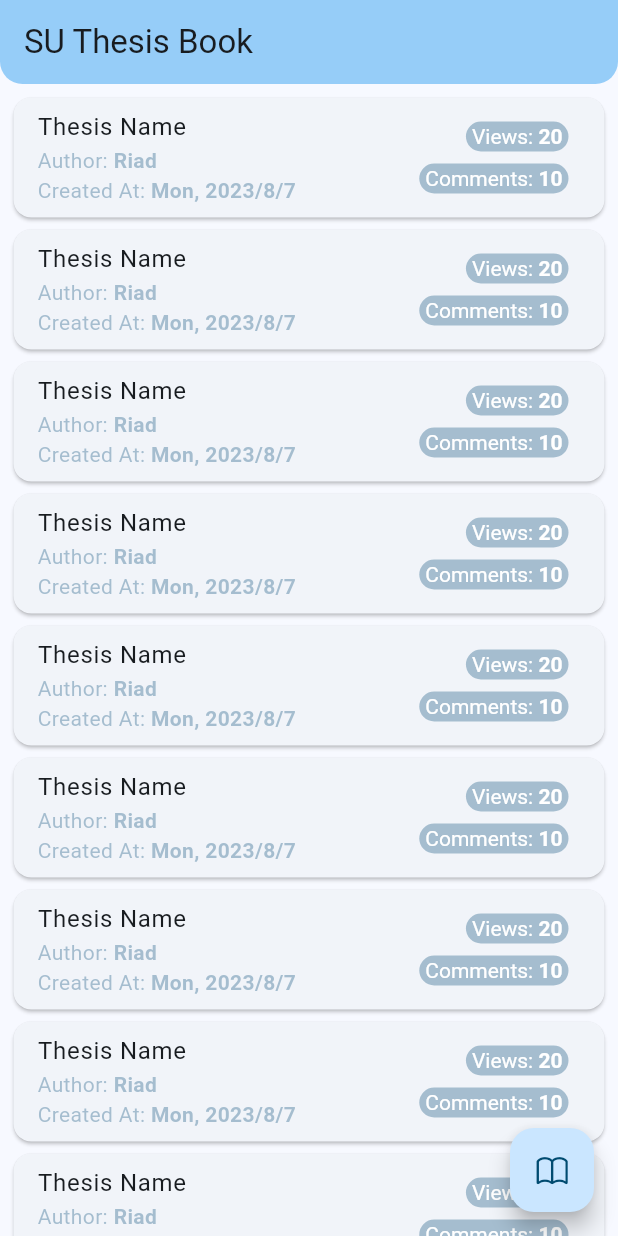
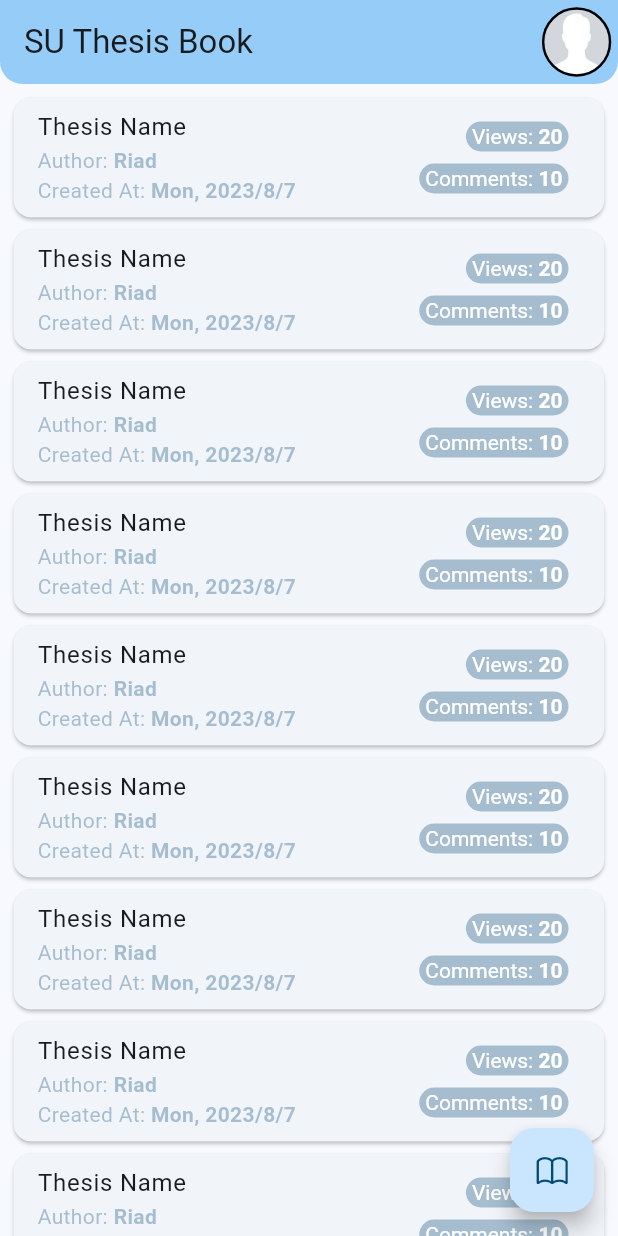
Before and after one commit to metaspook/su_research_and_thesis_book, a Flutter app: the screen it shows after launch, on a phone screen of 412 x 824 dp. Run offline on Flutter 3.47's test engine with Material 2 defaults, Android fonts, the phone set to English and light mode, and no system bars; our stand-ins replace bloc, cached_network_image, equatable, flutter_bloc, google_fonts; missing offline and left inert: flutter_cached_pdfview; generated files the repository leaves out were written again; Roboto replaces fonts that are missing (Ubuntu).

Commit message:
add widget halo_avatar

```diff
--- a/lib/modules/home/view/home_view.dart
+++ b/lib/modules/home/view/home_view.dart
@@ -3,6 +3,7 @@ import 'package:flutter/material.dart';
 import 'package:su_thesis_book/l10n/l10n.dart';
 import 'package:su_thesis_book/modules/home/home.dart';
 import 'package:su_thesis_book/shared/shared.dart';
+import 'package:su_thesis_book/shared/widgets/halo_avatar.dart';
 import 'package:su_thesis_book/utils/extensions.dart';
 
 class HomeView extends StatelessWidget {
@@ -20,6 +21,15 @@ class HomeView extends StatelessWidget {
             snap: true,
             shape: context.theme.appBarTheme.shape,
             title: Text(l10n.homeAppBarTitle),
+            actions: [
+              Padding(
+                padding: const EdgeInsets.only(right: 4.5),
+                child: GestureDetector(
+                  onTap: () {},
+                  child: const ProfileAvatar(),
+                ),
+              ),
+            ],
           )
         ],
         body: ListView.builder(
--- /dev/null
+++ b/lib/shared/widgets/halo_avatar.dart
@@ -0,0 +1,69 @@
+// import 'package:beezness/utils/utils.dart';
+import 'package:cached_network_image/cached_network_image.dart';
+import 'package:flutter/material.dart';
+import 'package:su_thesis_book/gen/assets.gen.dart';
+
+/// Returns a new color that matches this color with the alpha channel
+/// replaced with the given `size` (which ranges from 0.0 to 1.0).
+///
+/// Out of range values will have unexpected effects.
+class ProfileAvatar extends StatelessWidget {
+  const ProfileAvatar({
+    super.key,
+    this.imagePath,
+    this.size = .825,
+    this.haloAccent = const Color(0xFF000000),
+    this.errorColor,
+  });
+
+  final String? imagePath;
+  final double size;
+  final Color haloAccent;
+  final Color? errorColor;
+
+  @override
+  Widget build(BuildContext context) {
+    return imagePath == null
+        ? _imageContainer(
+            context,
+            const $AssetsImagesGen().placeholderUser01.provider(),
+          )
+        : CachedNetworkImage(
+            imageUrl: imagePath!,
+            imageBuilder: _imageContainer,
+            placeholder: (context, url) => CircularProgressIndicator(
+              strokeWidth: _haloWidth,
+              color: haloAccent.withOpacity(.75),
+            ),
+            errorWidget: (context, url, error) => Icon(
+              Icons.error,
+              color: errorColor,
+            ),
+          );
+  }
+
+  double get _size {
+    assert(size >= 0.0 && size <= 1.0, "'size' value out of range!");
+    return kToolbarHeight * size;
+  }
+
+  double get _haloWidth => _size * .035;
+
+  Widget _imageContainer(BuildContext context, ImageProvider imageProvider) =>
+      Container(
+        height: _size,
+        width: _size,
+        decoration: ShapeDecoration(
+          shape: CircleBorder(
+            side: BorderSide(
+              color: haloAccent,
+              width: _haloWidth,
+            ),
+          ),
+          image: DecorationImage(
+            image: imageProvider,
+            fit: BoxFit.cover,
+          ),
+        ),
+      );
+}
--- a/pubspec.yaml
+++ b/pubspec.yaml
@@ -8,6 +8,7 @@ environment:
 
 dependencies:
   bloc: ^8.1.2
+  cached_network_image: ^3.2.3
   cupertino_icons: ^1.0.5
   equatable: ^2.0.5
   flutter:
@@ -21,13 +22,18 @@ dependencies:
   intl: ^0.18.0
   path_provider: ^2.0.15
 
+
 dev_dependencies:
   bloc_test: ^9.1.2
   flutter_test:
     sdk: flutter
   mocktail: ^1.0.0
   very_good_analysis: ^5.0.0
+  build_runner:
+  flutter_gen_runner:
 
 flutter:
   uses-material-design: true
   generate: true
+  assets:
+    - assets/images/
```
Also changed, not shown: lib/gen/assets.gen.dart (added, +101 -0 lines), assets/images/placeholder_user_01.jpg (added).
